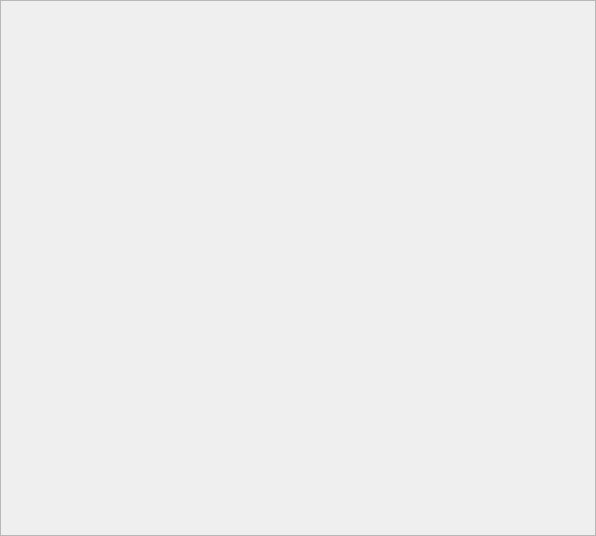
Above: ui/search_view.ui from bagusNA/bitbeat before the change. Below: the same form after it.
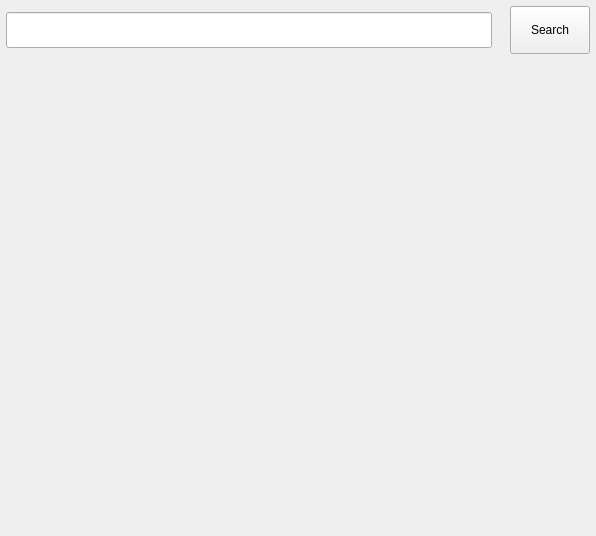
That is the form after the change. Icons and pictures are not drawn.

Patch:
```diff
--- a/ui/search_view.ui
+++ b/ui/search_view.ui
@@ -15,22 +15,25 @@
   </property>
   <layout class="QGridLayout" name="gridLayout">
    <property name="leftMargin">
-    <number>0</number>
+    <number>6</number>
    </property>
    <property name="topMargin">
-    <number>0</number>
+    <number>6</number>
    </property>
    <property name="rightMargin">
-    <number>0</number>
+    <number>6</number>
    </property>
    <property name="bottomMargin">
-    <number>0</number>
+    <number>6</number>
    </property>
    <property name="spacing">
-    <number>0</number>
+    <number>8</number>
    </property>
-   <item row="0" column="0">
+   <item row="1" column="0">
     <widget class="QScrollArea" name="scrollArea">
+     <property name="frameShape">
+      <enum>QFrame::NoFrame</enum>
+     </property>
      <property name="widgetResizable">
       <bool>true</bool>
      </property>
@@ -39,8 +42,8 @@
        <rect>
         <x>0</x>
         <y>0</y>
-        <width>586</width>
-        <height>526</height>
+        <width>584</width>
+        <height>455</height>
        </rect>
       </property>
       <layout class="QGridLayout" name="gridLayout_2">
@@ -66,6 +69,43 @@
      </widget>
     </widget>
    </item>
+   <item row="0" column="0">
+    <layout class="QHBoxLayout" name="horizontalLayout">
+     <property name="spacing">
+      <number>18</number>
+     </property>
+     <property name="bottomMargin">
+      <number>12</number>
+     </property>
+     <item>
+      <widget class="QLineEdit" name="lineEdit">
+       <property name="minimumSize">
+        <size>
+         <width>0</width>
+         <height>36</height>
+        </size>
+       </property>
+      </widget>
+     </item>
+     <item>
+      <widget class="QPushButton" name="pushButton">
+       <property name="minimumSize">
+        <size>
+         <width>0</width>
+         <height>48</height>
+        </size>
+       </property>
+       <property name="text">
+        <string>Search</string>
+       </property>
+       <property name="icon">
+        <iconset resource="../assets/assets.qrc">
+         <normaloff>:/icons/icons/search.svg</normaloff>:/icons/icons/search.svg</iconset>
+       </property>
+      </widget>
+     </item>
+    </layout>
+   </item>
   </layout>
  </widget>
  <resources/>
```
Left out of the diff: 4 changed lines with no effect on the pictures.
